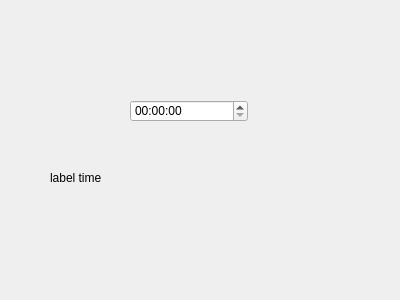
The window that time/widget.ui (kolbik/time_qt) describes before a commit, drawn with Qt 5.
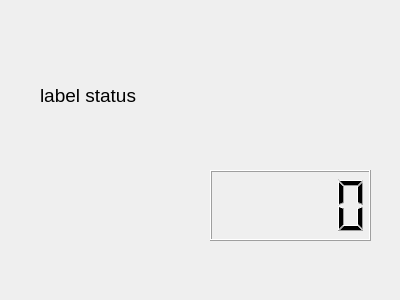
The same window after the commit.

Commit message: add widget lcdnumber for show time

Patch:
```diff
--- a/time/widget.ui
+++ b/time/widget.ui
@@ -13,28 +13,33 @@
   <property name="windowTitle">
    <string>Widget</string>
   </property>
-  <widget class="QTimeEdit" name="timeEdit">
+  <widget class="QLabel" name="labelCurStatus">
    <property name="geometry">
     <rect>
-     <x>130</x>
-     <y>100</y>
-     <width>118</width>
-     <height>22</height>
+     <x>40</x>
+     <y>70</y>
+     <width>341</width>
+     <height>51</height>
     </rect>
    </property>
+   <property name="font">
+    <font>
+     <pointsize>14</pointsize>
+    </font>
+   </property>
+   <property name="text">
+    <string>label status</string>
+   </property>
   </widget>
-  <widget class="QLabel" name="labelTimeEdit">
+  <widget class="QLCDNumber" name="lcdTime">
    <property name="geometry">
     <rect>
-     <x>50</x>
+     <x>210</x>
      <y>170</y>
-     <width>71</width>
-     <height>16</height>
+     <width>161</width>
+     <height>71</height>
     </rect>
    </property>
-   <property name="text">
-    <string>label time</string>
-   </property>
   </widget>
  </widget>
  <layoutdefault spacing="6" margin="11"/>
```
The commit also changes 2 other files.
